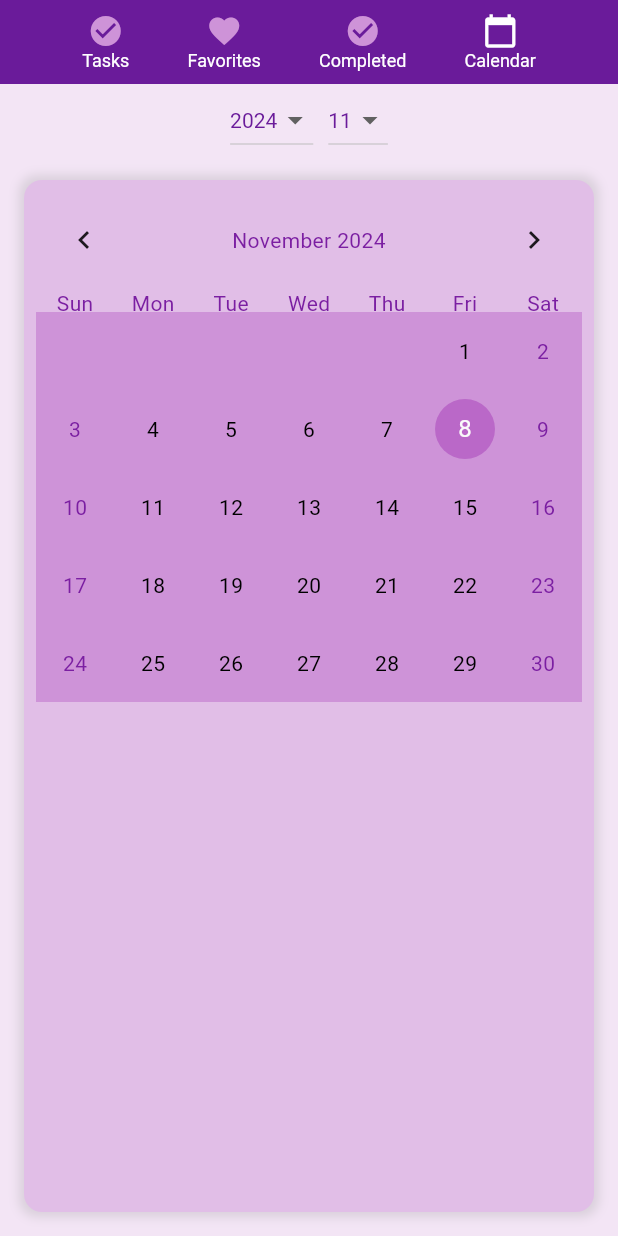
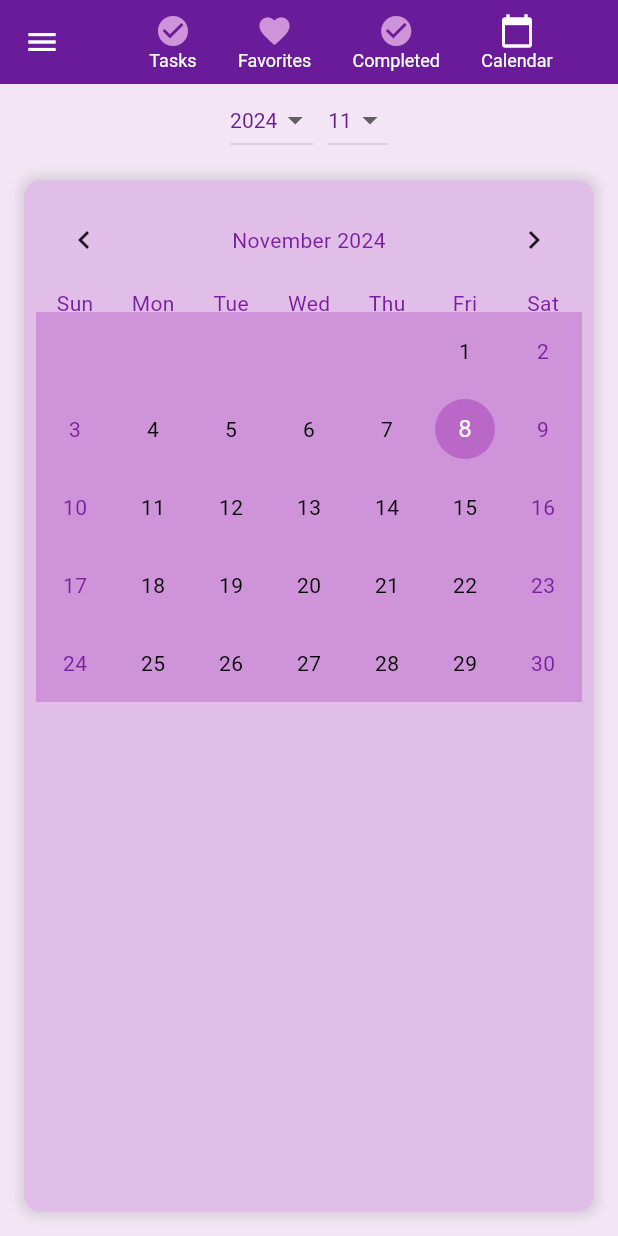
Before and after one commit to fizzzzaaa/task_management_app, a Flutter app: the CalendarScreen screen opened directly with empty values, on a phone screen of 412 x 824 dp. Run offline on Flutter 3.47's test engine with Material 3 defaults, Android fonts, the phone set to English and light mode, and no system bars; drawn by our look-alikes of table_calendar; our stand-ins replace sqflite; accounts and stored records are empty.

Commit message:
added menu button all screens

```diff
--- a/lib/calendar_screen.dart
+++ b/lib/calendar_screen.dart
@@ -71,6 +71,14 @@ class _CalendarScreenState extends State<CalendarScreen> {
           ],
         ),
         automaticallyImplyLeading: false,
+        leading: Builder(
+          builder: (context) => IconButton(
+            icon: Icon(Icons.menu, color: Colors.white),
+            onPressed: () {
+              Scaffold.of(context).openDrawer(); // Open the drawer automatically
+            },
+          ),
+        ),
       ),
       body: Column(
         children: [
```
Also changed, not shown: lib/completed_screen.dart (+8 -0 lines), lib/favorites_screen.dart (+8 -0 lines), lib/todaytask.dart (+5 -5 lines).
